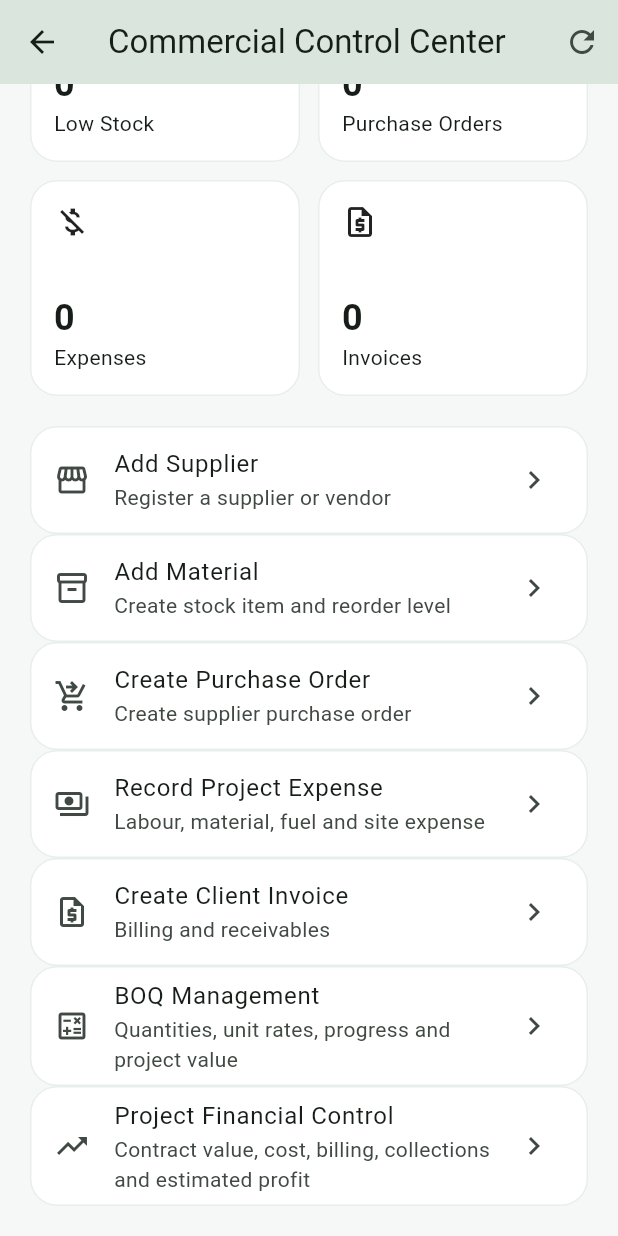
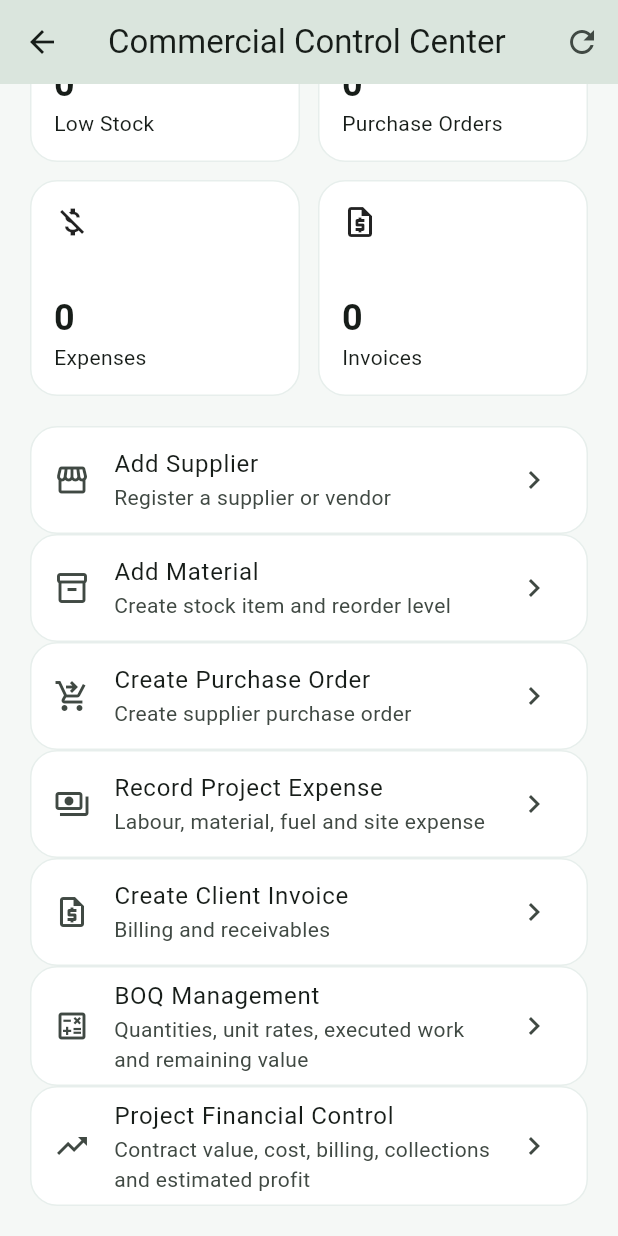
Before and after one commit to choudrymnouman-cell/Choudhary-Sons, a Flutter app: the CommercialDashboard screen opened directly with empty values, scrolled down 370 dp, on a phone screen of 412 x 824 dp. Run offline on Flutter 3.47's test engine with Material 3 defaults, Android fonts, the phone set to English and light mode, and no system bars; our stand-ins replace file_picker, supabase_flutter; accounts and stored records are empty.

Commit message:
feat: connect BOQ management

```diff
--- a/mobile/lib/screens/commercial_dashboard.dart
+++ b/mobile/lib/screens/commercial_dashboard.dart
@@ -1,6 +1,7 @@
 import 'package:flutter/material.dart';
 
 import '../services/api_service.dart';
+import 'boq_management_screen.dart';
 import 'operations_create_forms.dart';
 import 'project_financial_screen.dart';
 
@@ -41,6 +42,7 @@ class _CommercialDashboardState extends State<CommercialDashboard> {
   }
 
   void _openFinancials() => Navigator.of(context).push(MaterialPageRoute(builder: (_) => ProjectFinancialScreen(session: widget.session)));
+  void _openBoq() => Navigator.of(context).push(MaterialPageRoute(builder: (_) => BoqManagementScreen(session: widget.session)));
 
   @override
   Widget build(BuildContext context) {
@@ -73,7 +75,7 @@ class _CommercialDashboardState extends State<CommercialDashboard> {
             _ActionTile(icon: Icons.shopping_cart_checkout_outlined, title: 'Create Purchase Order', subtitle: 'Create supplier purchase order', onTap: () => _open('Purchase Order')),
             _ActionTile(icon: Icons.payments_outlined, title: 'Record Project Expense', subtitle: 'Labour, material, fuel and site expense', onTap: () => _open('Expense')),
             _ActionTile(icon: Icons.request_quote_outlined, title: 'Create Client Invoice', subtitle: 'Billing and receivables', onTap: () => _open('Invoice')),
-            const _ActionTile(icon: Icons.calculate_outlined, title: 'BOQ Management', subtitle: 'Quantities, unit rates, progress and project value'),
+            _ActionTile(icon: Icons.calculate_outlined, title: 'BOQ Management', subtitle: 'Quantities, unit rates, executed work and remaining value', onTap: _openBoq),
             _ActionTile(icon: Icons.trending_up_outlined, title: 'Project Financial Control', subtitle: 'Contract value, cost, billing, collections and estimated profit', onTap: _openFinancials),
           ],
         ),
```
